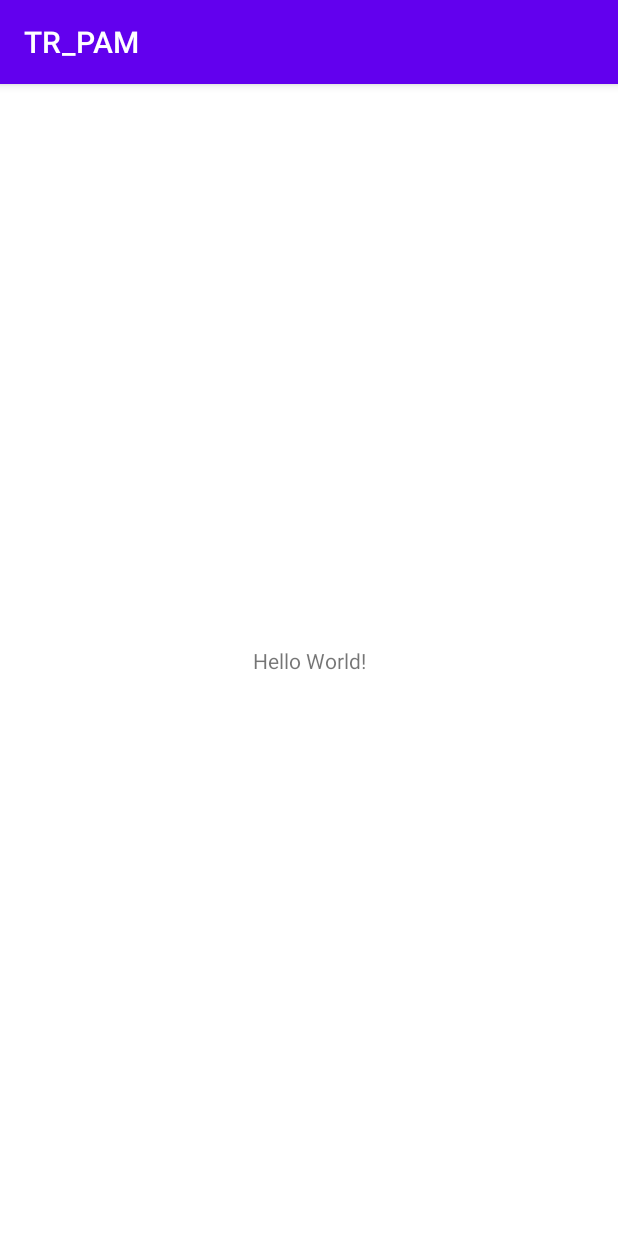
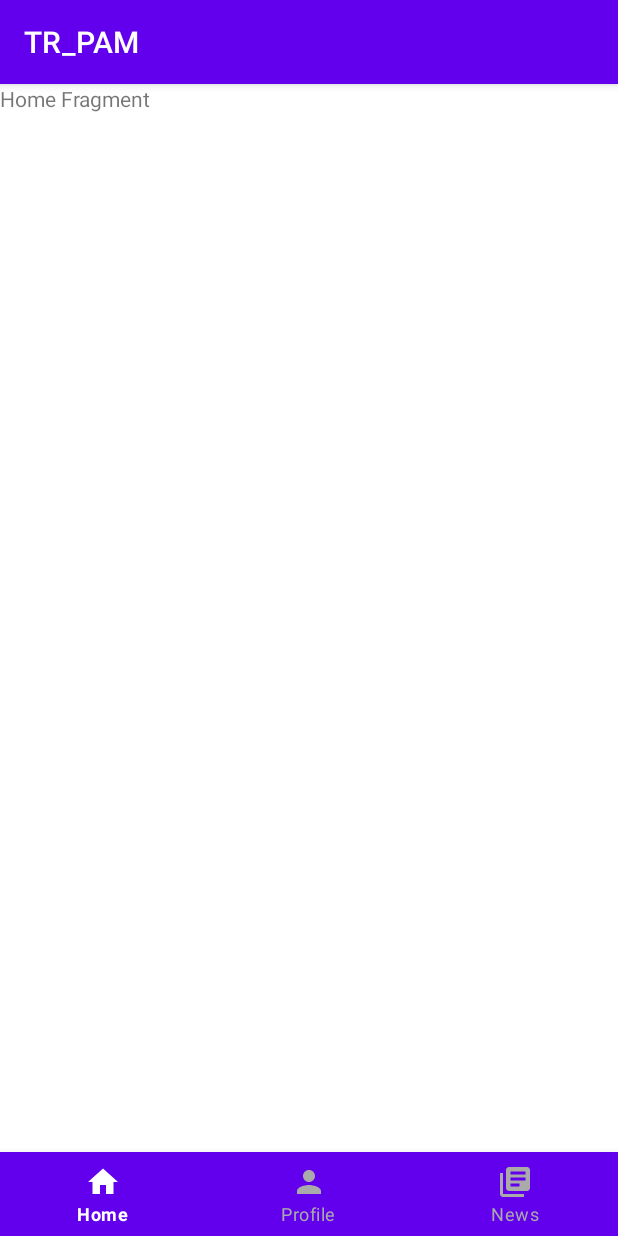
Before and after one commit to alphitardian/TR-PAM, an Android app: the screen it shows after launch (MainActivity), on a phone screen of 412 x 824 dp. Run offline under Robolectric (Android 15) with nearby library versions, the phone set to English and light mode, and no system bars.

Commit message:
Add Bottom Navigation Bar

```diff
--- a/app/build.gradle
+++ b/app/build.gradle
@@ -35,6 +35,7 @@ dependencies {
     implementation 'androidx.constraintlayout:constraintlayout:2.0.4'
     implementation 'com.squareup.retrofit2:retrofit:2.9.0'
     implementation 'com.squareup.retrofit2:converter-gson:2.9.0'
+    implementation 'androidx.legacy:legacy-support-v4:1.0.0'
     testImplementation 'junit:junit:4.+'
     androidTestImplementation 'androidx.test.ext:junit:1.1.2'
     androidTestImplementation 'androidx.test.espresso:espresso-core:3.3.0'
--- a/app/src/main/java/com/alphitardian/tr_pam/MainActivity.java
+++ b/app/src/main/java/com/alphitardian/tr_pam/MainActivity.java
@@ -1,15 +1,22 @@
 package com.alphitardian.tr_pam;
 
+import androidx.annotation.NonNull;
 import androidx.appcompat.app.AppCompatActivity;
+import androidx.fragment.app.Fragment;
 
 import android.os.Bundle;
 import android.util.Log;
+import android.view.MenuItem;
 import android.widget.Toast;
 
 import com.alphitardian.tr_pam.api.ApiList;
 import com.alphitardian.tr_pam.api.RetrofitClient;
+import com.alphitardian.tr_pam.fragment.HomeFragment;
+import com.alphitardian.tr_pam.fragment.NewsFragment;
+import com.alphitardian.tr_pam.fragment.ProfileFragment;
 import com.alphitardian.tr_pam.model.CryptoData;
 import com.alphitardian.tr_pam.model.CryptoList;
+import com.google.android.material.bottomnavigation.BottomNavigationView;
 
 import java.util.ArrayList;
 
@@ -17,14 +24,34 @@ import retrofit2.Call;
 import retrofit2.Callback;
 import retrofit2.Response;
 
-public class MainActivity extends AppCompatActivity {
+public class MainActivity extends AppCompatActivity implements BottomNavigationView.OnNavigationItemSelectedListener {
+
+    private BottomNavigationView bottomNavigationView;
 
     @Override
     protected void onCreate(Bundle savedInstanceState) {
         super.onCreate(savedInstanceState);
         setContentView(R.layout.activity_main);
 
+        bottomNavigationView = findViewById(R.id.bottom_navbar);
+
+        bottomNavigationView.setOnNavigationItemSelectedListener(this);
+
+        loadFragment(new HomeFragment());
+
         getAllCrypto();
+    }
+
+    // Replace Fragment in the Host Fragment
+    private boolean loadFragment(Fragment fragment) {
+        if (fragment != null) {
+            getSupportFragmentManager()
+                    .beginTransaction()
+                    .replace(R.id.host_fragment, fragment)
+                    .commit();
+            return true;
+        }
+        return false;
     }
 
     private void getAllCrypto() {
@@ -48,4 +75,25 @@ public class MainActivity extends AppCompatActivity {
             }
         });
     }
+
+    @Override
+    public boolean onNavigationItemSelected(@NonNull MenuItem item) {
+        Fragment fragment = null;
+
+        switch (item.getItemId()) {
+            case R.id.action_home:
+                fragment = new HomeFragment();
+                Toast.makeText(this, "Home View", Toast.LENGTH_SHORT).show();
+                break;
+            case R.id.action_profile:
+                fragment = new ProfileFragment();
+                Toast.makeText(this, "Profile VIew", Toast.LENGTH_SHORT).show();
+                break;
+            case R.id.action_news:
+                fragment = new NewsFragment();
+                Toast.makeText(this, "News View", Toast.LENGTH_SHORT).show();
+                break;
+        }
+        return loadFragment(fragment);
+    }
 }
--- /dev/null
+++ b/app/src/main/java/com/alphitardian/tr_pam/fragment/HomeFragment.java
@@ -0,0 +1,35 @@
+package com.alphitardian.tr_pam.fragment;
+
+import android.os.Bundle;
+
+import androidx.annotation.NonNull;
+import androidx.annotation.Nullable;
+import androidx.fragment.app.Fragment;
+
+import android.view.LayoutInflater;
+import android.view.View;
+import android.view.ViewGroup;
+import android.widget.TextView;
+
+import com.alphitardian.tr_pam.R;
+
+public class HomeFragment extends Fragment {
+
+    private TextView textView;
+
+    @Override
+    public View onCreateView(LayoutInflater inflater, ViewGroup container,
+                             Bundle savedInstanceState) {
+        // Inflate the layout for this fragment
+        return inflater.inflate(R.layout.fragment_home, container, false);
+    }
+
+    @Override
+    public void onViewCreated(@NonNull View view, @Nullable Bundle savedInstanceState) {
+        super.onViewCreated(view, savedInstanceState);
+
+        textView = view.findViewById(R.id.home_textview);
+
+        textView.setText("Home Fragment");
+    }
+}
--- /dev/null
+++ b/app/src/main/res/color/bottom_navbar_state.xml
@@ -0,0 +1,5 @@
+<?xml version="1.0" encoding="utf-8"?>
+<selector xmlns:android="http://schemas.android.com/apk/res/android">
+    <item android:color="@android:color/white" android:state_checked="true"/>
+    <item android:color="@android:color/darker_gray"/>
+</selector>
--- /dev/null
+++ b/app/src/main/res/drawable/ic_baseline_home_24.xml
@@ -0,0 +1,10 @@
+<vector xmlns:android="http://schemas.android.com/apk/res/android"
+    android:width="24dp"
+    android:height="24dp"
+    android:viewportWidth="24"
+    android:viewportHeight="24"
+    android:tint="?attr/colorControlNormal">
+  <path
+      android:fillColor="@android:color/white"
+      android:pathData="M10,20v-6h4v6h5v-8h3L12,3 2,12h3v8z"/>
+</vector>
--- /dev/null
+++ b/app/src/main/res/drawable/ic_baseline_library_books_24.xml
@@ -0,0 +1,11 @@
+<vector xmlns:android="http://schemas.android.com/apk/res/android"
+    android:width="24dp"
+    android:height="24dp"
+    android:viewportWidth="24"
+    android:viewportHeight="24"
+    android:tint="?attr/colorControlNormal"
+    android:autoMirrored="true">
+  <path
+      android:fillColor="@android:color/white"
+      android:pathData="M4,6L2,6v14c0,1.1 0.9,2 2,2h14v-2L4,20L4,6zM20,2L8,2c-1.1,0 -2,0.9 -2,2v12c0,1.1 0.9,2 2,2h12c1.1,0 2,-0.9 2,-2L22,4c0,-1.1 -0.9,-2 -2,-2zM19,11L9,11L9,9h10v2zM15,15L9,15v-2h6v2zM19,7L9,7L9,5h10v2z"/>
+</vector>
--- /dev/null
+++ b/app/src/main/res/drawable/ic_baseline_person_24.xml
@@ -0,0 +1,10 @@
+<vector xmlns:android="http://schemas.android.com/apk/res/android"
+    android:width="24dp"
+    android:height="24dp"
+    android:viewportWidth="24"
+    android:viewportHeight="24"
+    android:tint="?attr/colorControlNormal">
+  <path
+      android:fillColor="@android:color/white"
+      android:pathData="M12,12c2.21,0 4,-1.79 4,-4s-1.79,-4 -4,-4 -4,1.79 -4,4 1.79,4 4,4zM12,14c-2.67,0 -8,1.34 -8,4v2h16v-2c0,-2.66 -5.33,-4 -8,-4z"/>
+</vector>
--- a/app/src/main/res/layout/activity_main.xml
+++ b/app/src/main/res/layout/activity_main.xml
@@ -1,18 +1,28 @@
 <?xml version="1.0" encoding="utf-8"?>
-<androidx.constraintlayout.widget.ConstraintLayout xmlns:android="http://schemas.android.com/apk/res/android"
+<RelativeLayout xmlns:android="http://schemas.android.com/apk/res/android"
     xmlns:app="http://schemas.android.com/apk/res-auto"
     xmlns:tools="http://schemas.android.com/tools"
     android:layout_width="match_parent"
     android:layout_height="match_parent"
     tools:context=".MainActivity">
 
-    <TextView
-        android:layout_width="wrap_content"
+    <FrameLayout
+        android:id="@+id/host_fragment"
+        android:layout_width="match_parent"
+        android:layout_height="match_parent">
+
+    </FrameLayout>
+
+    <com.google.android.material.bottomnavigation.BottomNavigationView
+        android:id="@+id/bottom_navbar"
+        android:layout_width="match_parent"
         android:layout_height="wrap_content"
-        android:text="Hello World!"
-        app:layout_constraintBottom_toBottomOf="parent"
-        app:layout_constraintLeft_toLeftOf="parent"
-        app:layout_constraintRight_toRightOf="parent"
-        app:layout_constraintTop_toTopOf="parent" />
+        android:layout_alignParentBottom="true"
+        android:layout_alignParentStart="true"
+        android:layout_alignParentEnd="true"
+        app:menu="@menu/bottom_nav_menu"
+        app:backgroundTint="@color/purple_500"
+        app:itemIconTint="@color/bottom_navbar_state"
+        app:itemTextColor="@color/bottom_navbar_state"/>
 
-</androidx.constraintlayout.widget.ConstraintLayout>
+</RelativeLayout>
--- /dev/null
+++ b/app/src/main/res/layout/fragment_home.xml
@@ -0,0 +1,14 @@
+<?xml version="1.0" encoding="utf-8"?>
+<FrameLayout xmlns:android="http://schemas.android.com/apk/res/android"
+    xmlns:tools="http://schemas.android.com/tools"
+    android:layout_width="match_parent"
+    android:layout_height="match_parent"
+    tools:context=".fragment.HomeFragment">
+
+    <!-- TODO: Update blank fragment layout -->
+    <TextView
+        android:id="@+id/home_textview"
+        android:layout_width="match_parent"
+        android:layout_height="match_parent" />
+
+</FrameLayout>
--- /dev/null
+++ b/app/src/main/res/menu/bottom_nav_menu.xml
@@ -0,0 +1,17 @@
+<?xml version="1.0" encoding="utf-8"?>
+<menu xmlns:android="http://schemas.android.com/apk/res/android">
+    <item
+        android:id="@+id/action_home"
+        android:title="Home"
+        android:icon="@drawable/ic_baseline_home_24"/>
+
+    <item
+        android:id="@+id/action_profile"
+        android:title="Profile"
+        android:icon="@drawable/ic_baseline_person_24"/>
+
+    <item
+        android:id="@+id/action_news"
+        android:title="News"
+        android:icon="@drawable/ic_baseline_library_books_24"/>
+</menu>
--- a/app/src/main/res/values/strings.xml
+++ b/app/src/main/res/values/strings.xml
@@ -1,3 +1,5 @@
 <resources>
     <string name="app_name">TR_PAM</string>
+    <!-- TODO: Remove or change this placeholder text -->
+    <string name="hello_blank_fragment">Hello blank fragment</string>
 </resources>
```
Also changed, not shown: app/src/main/java/com/alphitardian/tr_pam/fragment/NewsFragment.java (added, +34 -0 lines), app/src/main/java/com/alphitardian/tr_pam/fragment/ProfileFragment.java (added, +35 -0 lines), app/src/main/res/layout/fragment_news.xml (added, +14 -0 lines), app/src/main/res/layout/fragment_profile.xml (added, +14 -0 lines).
